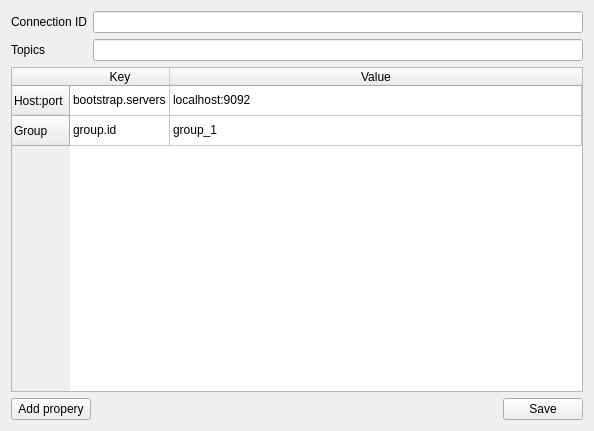
Before: the Qt Designer form src/app/connection_properties.ui in svgroz/highway, drawn with Qt 5.
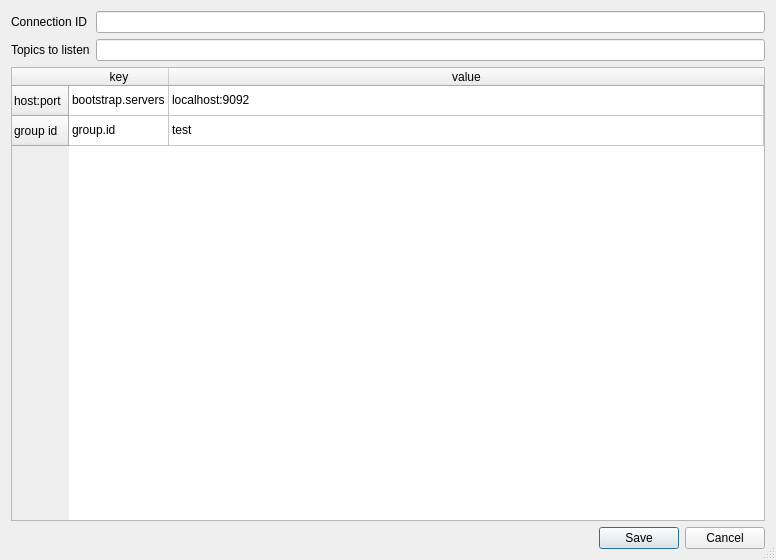
After: the same form once the commit is applied.

Commit message: lamdas as sloats are awesome

Diff of the .ui file:
```diff
--- a/src/app/connection_properties.ui
+++ b/src/app/connection_properties.ui
@@ -1,21 +1,51 @@
 <?xml version="1.0" encoding="UTF-8"?>
 <ui version="4.0">
- <class>ConnectionPropertiesForm</class>
- <widget class="QWidget" name="ConnectionPropertiesForm">
+ <class>ConnectionPropertiesDialog</class>
+ <widget class="QDialog" name="ConnectionPropertiesDialog">
   <property name="geometry">
    <rect>
     <x>0</x>
     <y>0</y>
-    <width>594</width>
-    <height>431</height>
+    <width>776</width>
+    <height>560</height>
    </rect>
   </property>
   <property name="windowTitle">
    <string>Connection properties</string>
   </property>
-  <layout class="QGridLayout" name="gridLayout">
-   <item row="1" column="0">
-    <widget class="QTableWidget" name="connectionPropertiesTableWidget">
+  <property name="sizeGripEnabled">
+   <bool>true</bool>
+  </property>
+  <property name="modal">
+   <bool>true</bool>
+  </property>
+  <layout class="QVBoxLayout" name="verticalLayout">
+   <item>
+    <layout class="QGridLayout" name="gridLayout">
+     <item row="1" column="1">
+      <widget class="QLineEdit" name="topicsToListen"/>
+     </item>
+     <item row="1" column="0">
+      <widget class="QLabel" name="label">
+       <property name="text">
+        <string>Topics to listen</string>
+       </property>
+      </widget>
+     </item>
+     <item row="0" column="1">
+      <widget class="QLineEdit" name="connectionId"/>
+     </item>
+     <item row="0" column="0">
+      <widget class="QLabel" name="label_2">
+       <property name="text">
+        <string>Connection ID</string>
+       </property>
+      </widget>
+     </item>
+    </layout>
+   </item>
+   <item>
+    <widget class="QTableWidget" name="propertiesTableWidget">
      <attribute name="horizontalHeaderStretchLastSection">
       <bool>true</bool>
      </attribute>
@@ -24,31 +54,28 @@
      </attribute>
      <row>
       <property name="text">
-       <string>Host:port</string>
+       <string>host:port</string>
       </property>
      </row>
      <row>
       <property name="text">
-       <string>Group</string>
+       <string>group id</string>
       </property>
      </row>
      <column>
       <property name="text">
-       <string>Key</string>
+       <string>key</string>
       </property>
      </column>
      <column>
       <property name="text">
-       <string>Value</string>
+       <string>value</string>
       </property>
      </column>
      <item row="0" column="0">
       <property name="text">
        <string>bootstrap.servers</string>
       </property>
-      <property name="flags">
-       <set>ItemIsUserCheckable|ItemIsEnabled</set>
-      </property>
      </item>
      <item row="0" column="1">
       <property name="text">
@@ -59,71 +86,23 @@
       <property name="text">
        <string>group.id</string>
       </property>
-      <property name="flags">
-       <set>ItemIsUserCheckable|ItemIsEnabled</set>
-      </property>
      </item>
      <item row="1" column="1">
       <property name="text">
-       <string>group_1</string>
+       <string>test</string>
       </property>
      </item>
     </widget>
    </item>
-   <item row="3" column="0">
-    <layout class="QHBoxLayout" name="horizontalLayout">
-     <item>
-      <widget class="QPushButton" name="addPropertyButton">
-       <property name="text">
-        <string>Add propery</string>
-       </property>
-      </widget>
-     </item>
-     <item>
-      <spacer name="horizontalSpacer">
-       <property name="orientation">
-        <enum>Qt::Horizontal</enum>
-       </property>
-       <property name="sizeHint" stdset="0">
-        <size>
-         <width>40</width>
-         <height>20</height>
-        </size>
-       </property>
-      </spacer>
-     </item>
-     <item>
-      <widget class="QPushButton" name="saveButton">
-       <property name="text">
-        <string>Save</string>
-       </property>
-      </widget>
-     </item>
-    </layout>
-   </item>
-   <item row="0" column="0">
-    <layout class="QGridLayout" name="gridLayout_2">
-     <item row="2" column="1">
-      <widget class="QLineEdit" name="topics"/>
-     </item>
-     <item row="0" column="1">
-      <widget class="QLineEdit" name="connectionId"/>
-     </item>
-     <item row="2" column="0">
-      <widget class="QLabel" name="label">
-       <property name="text">
-        <string>Topics</string>
-       </property>
-      </widget>
-     </item>
-     <item row="0" column="0">
-      <widget class="QLabel" name="label_2">
-       <property name="text">
-        <string>Connection ID</string>
-       </property>
-      </widget>
-     </item>
-    </layout>
+   <item>
+    <widget class="QDialogButtonBox" name="buttonBox">
+     <property name="orientation">
+      <enum>Qt::Horizontal</enum>
+     </property>
+     <property name="standardButtons">
+      <set>QDialogButtonBox::Cancel|QDialogButtonBox::Save</set>
+     </property>
+    </widget>
    </item>
   </layout>
  </widget>
```
Left out of the diff: 37 changed lines with no effect on the pictures. The commit also changes 2 other files.
